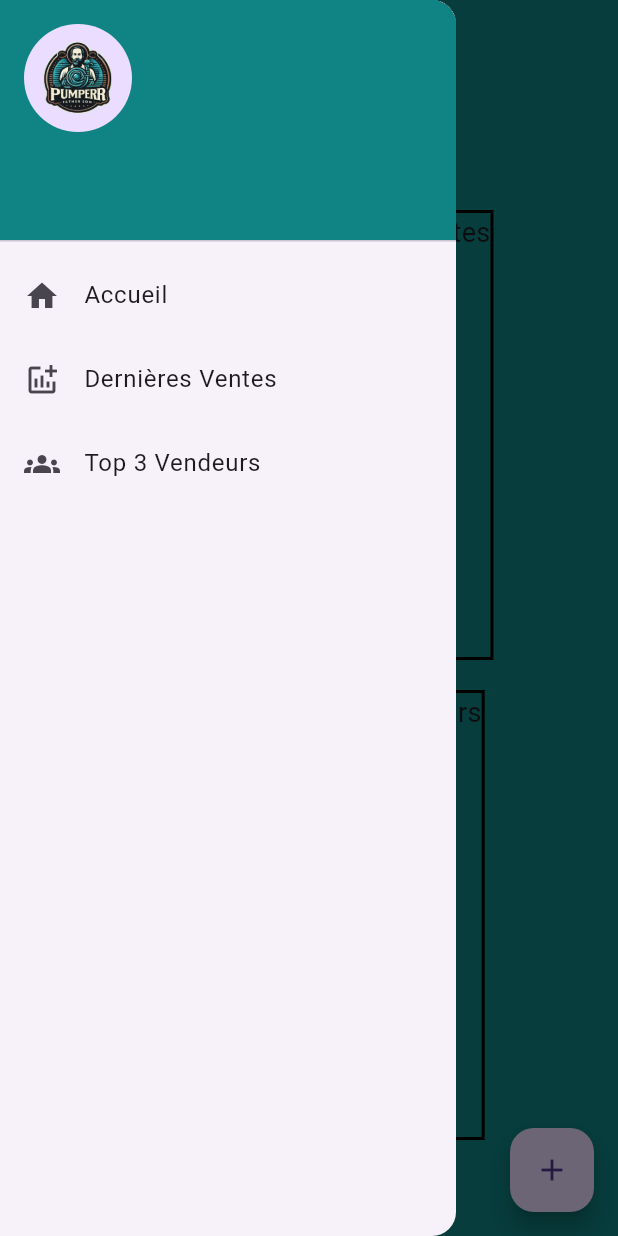
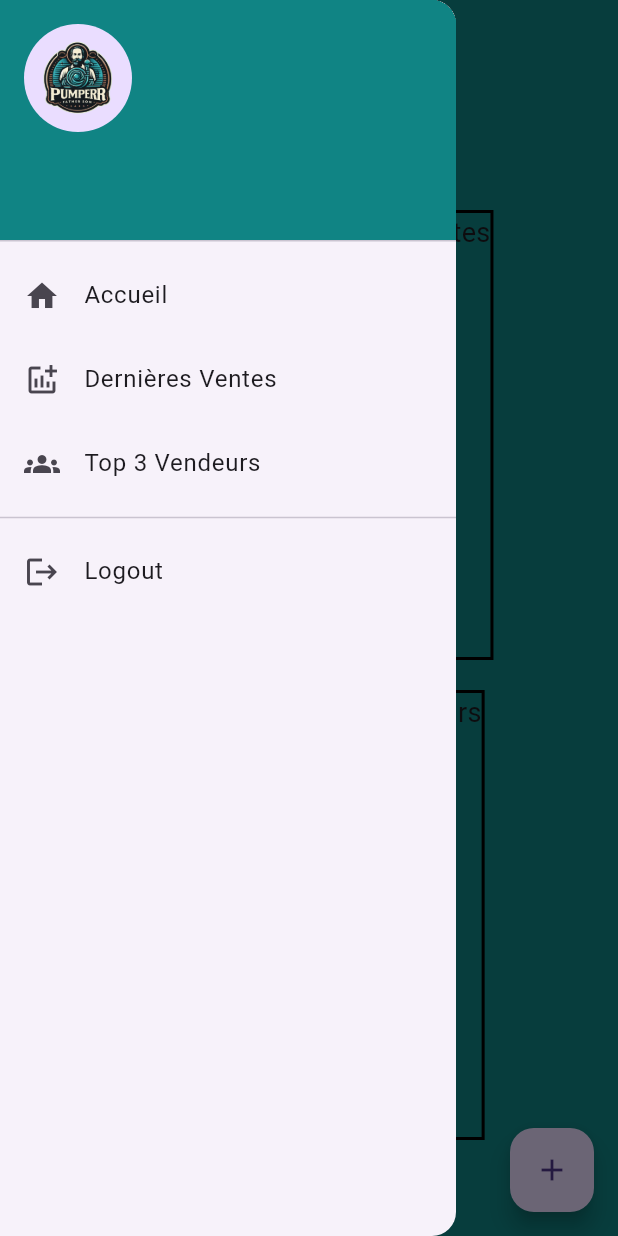
Before and after one commit to GuillaumeKESTEMAN/Flutter-Project, a Flutter app: the screen it shows once a user with an empty profile is signed in, with the side drawer open, on a phone screen of 412 x 824 dp. Run offline on Flutter 3.47's test engine with Material 3 defaults, Android fonts, the phone set to English and light mode, and no system bars; our stand-ins replace firebase_auth, firebase_core, go_router; missing offline and left inert: firebase_ui_auth; accounts and stored records are empty; generated files the repository leaves out were written again.

Commit message:
feat: add login button into drawer (#24)

```diff
--- a/lib/main.dart
+++ b/lib/main.dart
@@ -19,7 +19,8 @@ final _router = GoRouter(
   routes: [
     GoRoute(
       path: '/',
-      builder: (context, state) => HomePage(),
+      builder: (context, state) => Consumer<ApplicationState>(
+          builder: (context, appState, _) => HomePage(appState)),
       routes: [
         GoRoute(
           path: 'sign-in',
--- a/lib/src/screens/home_page.dart
+++ b/lib/src/screens/home_page.dart
@@ -1,11 +1,13 @@
-import 'package:firebase_auth/firebase_auth.dart';
 import 'package:flutter/material.dart';
 import 'package:flutter_project/app_state.dart';
-import 'package:flutter_project/src/services/authentication.dart';
 import 'package:flutter_project/src/widgets/custom_drawer.dart';
 import 'package:provider/provider.dart';
 
 class HomePage extends StatelessWidget {
+  final ApplicationState appState;
+
+  const HomePage(this.appState, {super.key});
+
   @override
   Widget build(BuildContext context) {
     return MaterialApp(
@@ -28,17 +30,9 @@ class HomePage extends StatelessWidget {
         drawer: Consumer<ApplicationState>(
           builder: (context, appState, _) => CustomDrawer(appState),
         ),
-        body: Stack(
-          children: [
-            // Your main content here
-            Consumer<ApplicationState>(
-              builder: (context, appState, _) => AuthFunc(
-                loggedIn: appState.loggedIn,
-                signOut: () {
-                  FirebaseAuth.instance.signOut();
-                },
-              ),
-            ),
+        body: appState.loggedIn
+            ? Stack(
+                children: [
             Center(
                 child: Column(
               mainAxisAlignment: MainAxisAlignment.center,
@@ -76,7 +70,8 @@ class HomePage extends StatelessWidget {
               ],
             )),
           ],
-        ),
+              )
+            : Scaffold(),
       ),
     );
   }
--- a/lib/src/services/authentication.dart
+++ b/lib/src/services/authentication.dart
@@ -17,17 +17,12 @@ class AuthFunc extends StatelessWidget {
 
   @override
   Widget build(BuildContext context) {
-    return Row(
-      children: [
-        Padding(
-          padding: const EdgeInsets.only(left: 24, bottom: 8),
-          child: OutlinedButton(
-              onPressed: () {
+    return ListTile(
+      leading: !loggedIn ? const Icon(Icons.person) : const Icon(Icons.logout),
+      title: !loggedIn ? const Text('Login') : const Text('Logout'),
+      onTap: () {
                 !loggedIn ? context.push('/sign-in') : signOut();
-              },
-              child: !loggedIn ? const Text('Login') : const Text('Logout')),
-        ),
-      ],
+      },
     );
   }
 }
--- a/lib/src/widgets/custom_drawer.dart
+++ b/lib/src/widgets/custom_drawer.dart
@@ -1,10 +1,14 @@
+import 'package:firebase_auth/firebase_auth.dart';
 import 'package:flutter/material.dart';
 import 'package:flutter_project/app_state.dart';
+import 'package:flutter_project/src/services/authentication.dart';
+import 'package:go_router/go_router.dart';
+import 'package:provider/provider.dart';
 
 class CustomDrawer extends StatelessWidget {
   final ApplicationState appState;
 
-  CustomDrawer(this.appState);
+  const CustomDrawer(this.appState, {super.key});
 
   @override
   Widget build(BuildContext context) {
@@ -14,13 +18,12 @@ class CustomDrawer extends StatelessWidget {
           UserAccountsDrawerHeader(
               accountName: Text(appState.user?.displayName ?? ""),
               accountEmail: Text(appState.user?.email ?? ""),
-            currentAccountPicture: CircleAvatar(
-              backgroundImage: AssetImage('assets/logo.png'),
-            ),
-            decoration: BoxDecoration(
-              color: const Color.fromRGBO(16, 132, 132, 1),
-            )
-          ),
+              currentAccountPicture: CircleAvatar(
+                backgroundImage: AssetImage('assets/logo.png'),
+              ),
+              decoration: BoxDecoration(
+                color: const Color.fromRGBO(16, 132, 132, 1),
+              )),
           ListTile(
             leading: Icon(Icons.home),
             title: Text('Accueil'),
@@ -41,6 +44,16 @@ class CustomDrawer extends StatelessWidget {
             onTap: () {
               // Handle settings button tap
             },
+          ),
+          const Divider(),
+          Consumer<ApplicationState>(
+            builder: (context, appState, _) => AuthFunc(
+              loggedIn: appState.loggedIn,
+              signOut: () {
+                FirebaseAuth.instance.signOut();
+                context.push('/sign-in');
+              },
+            ),
           )
         ],
       ),
```
